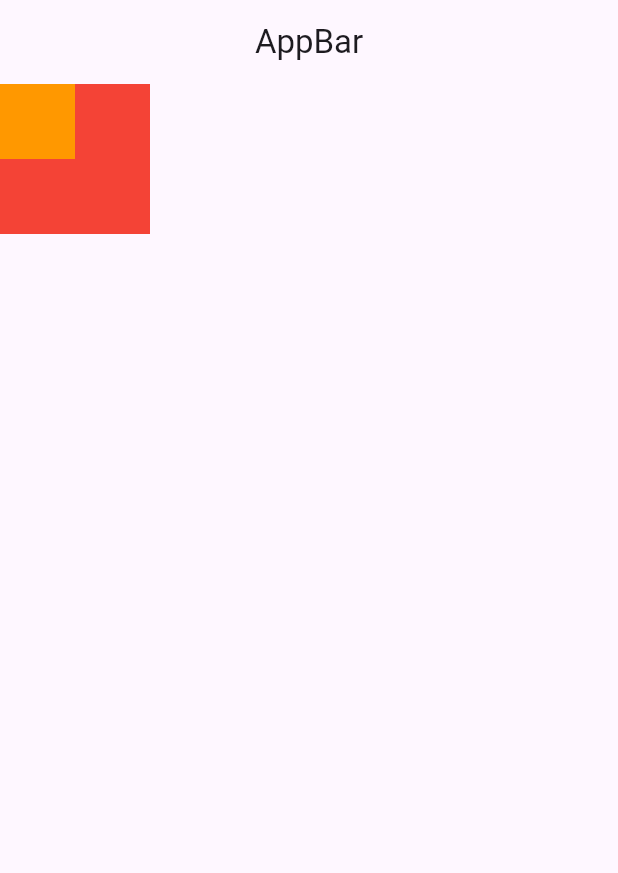
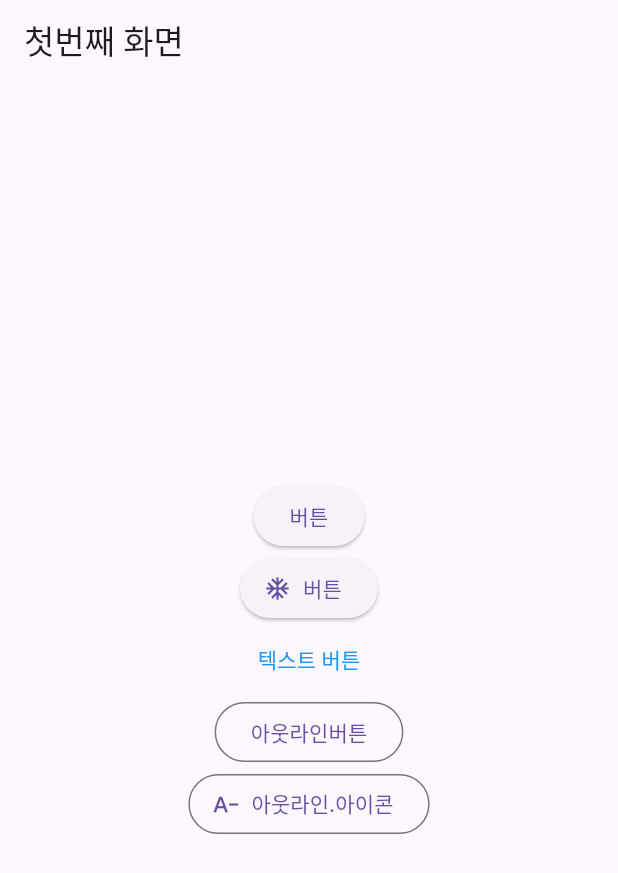
Before and after one commit to 1802jiwoo/appsolute_4.3, a Flutter app: the screen it shows after launch, on a phone screen of 412 x 824 dp. Shown: the top 873 px of the screen. Run offline on Flutter 3.47's test engine with Material 3 defaults, Android fonts, the phone set to English and light mode, and no system bars.

Commit message:
first commit

```diff
--- a/lib/main.dart
+++ b/lib/main.dart
@@ -1,4 +1,5 @@
 import 'package:flutter/material.dart';
+import 'package:qwer/screens/first_screen.dart';
 
 void main() {
   runApp(const MyApp());
@@ -11,26 +12,7 @@ class MyApp extends StatelessWidget {
   Widget build(BuildContext context) {
     return MaterialApp(
       debugShowCheckedModeBanner: false,
-      home: Scaffold(
-        appBar: AppBar(
-          centerTitle: true,
-          title: const Center (child: Text('AppBar')),
-        ),
-        body: Stack(
-          children: [
-            Container(
-              width: 100,
-              height: 100,
-              color: Colors.red,
-            ),
-            Container(
-              width: 50,
-              height: 50,
-              color: Colors.orange,
-            ),
-          ],
-        )
-      ),
+      home: FirstScreen(),
     );
   }
 }
--- a/lib/screens/first_screen.dart
+++ b/lib/screens/first_screen.dart
@@ -0,0 +1,70 @@
+import 'package:flutter/material.dart';
+import 'package:qwer/screens/second_screen.dart';
+
+class FirstScreen extends StatelessWidget {
+  const FirstScreen({super.key});
+
+  @override
+  Widget build(BuildContext context) {
+    return MaterialApp(
+      debugShowCheckedModeBanner: false,
+      home: Scaffold(
+        appBar: AppBar(
+          title: const Text('첫번째 화면'),
+        ),
+        body: Center(
+          child: Column(
+            mainAxisAlignment: MainAxisAlignment.center,
+            children: [
+              ElevatedButton(
+                onPressed: () {
+                  Navigator.push(
+                    context,
+                    MaterialPageRoute(
+                        builder: (context) => const SecondScreen()),
+                  );
+                },
+                child: const Text('버튼'),
+              ),
+              ElevatedButton.icon(
+                onPressed: () {
+                  Navigator.push(
+                    context,
+                    MaterialPageRoute(
+                        builder: (context) => const SecondScreen()),
+                  );
+                },
+                icon: const Icon(Icons.ac_unit),
+                label: const Text('버튼'),
+              ),
+              TextButton(
+                onPressed: () {
+                  Navigator.push(
+                    context,
+                    MaterialPageRoute(
+                        builder: (context) => const SecondScreen()),
+                  );
+                },
+                child: const Text(
+                  '텍스트 버튼',
+                  style: TextStyle(
+                    color: Colors.blue,
+                  ),
+                ),
+              ),
+              OutlinedButton(
+                onPressed: () {},
+                child: const Text('아웃라인버튼'),
+              ),
+              OutlinedButton.icon(
+                onPressed: () {},
+                icon: const Icon(Icons.text_decrease),
+                label: const Text('아웃라인.아이콘'),
+              ),
+            ],
+          ),
+        ),
+      ),
+    );
+  }
+}
```
Also changed, not shown: lib/screens/second_screen.dart (+31 -0 lines).
